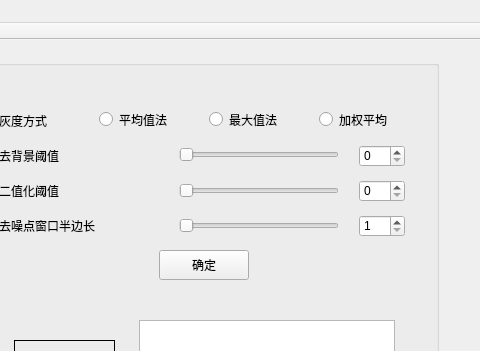
Before: the Qt Designer form src/Vcode/Vcode.ui in YujieLu10/CAPTCHA_MVVM, drawn with Qt 5; both pictures show x 591 to 1071 and y 0 to 351 of the 1071 by 790 pixel window.
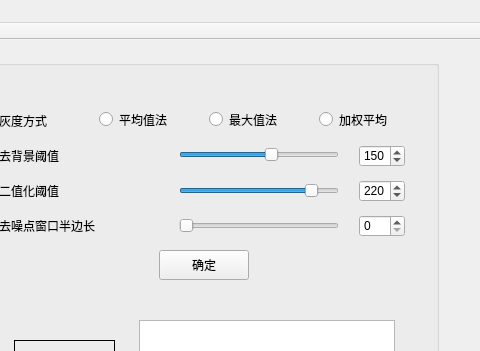
After: the same form once the commit is applied.

Diff of the .ui file:
```diff
--- a/src/Vcode/Vcode.ui
+++ b/src/Vcode/Vcode.ui
@@ -374,6 +374,9 @@
      <property name="maximum">
       <number>255</number>
      </property>
+     <property name="value">
+      <number>150</number>
+     </property>
      <property name="orientation">
       <enum>Qt::Horizontal</enum>
      </property>
@@ -399,6 +402,9 @@
      <property name="maximum">
       <number>255</number>
      </property>
+     <property name="value">
+      <number>220</number>
+     </property>
      <property name="orientation">
       <enum>Qt::Horizontal</enum>
      </property>
@@ -434,6 +440,9 @@
      <property name="maximum">
       <number>255</number>
      </property>
+     <property name="value">
+      <number>150</number>
+     </property>
     </widget>
     <widget class="QSpinBox" name="binarySpinBox">
      <property name="geometry">
@@ -447,6 +456,9 @@
      <property name="maximum">
       <number>255</number>
      </property>
+     <property name="value">
+      <number>220</number>
+     </property>
     </widget>
     <widget class="QSpinBox" name="denoiseSpinBox">
      <property name="geometry">
@@ -458,7 +470,7 @@
       </rect>
      </property>
      <property name="minimum">
-      <number>1</number>
+      <number>0</number>
      </property>
      <property name="maximum">
       <number>10</number>
```
Left out of the diff: 17 changed lines with no effect on the pictures.
